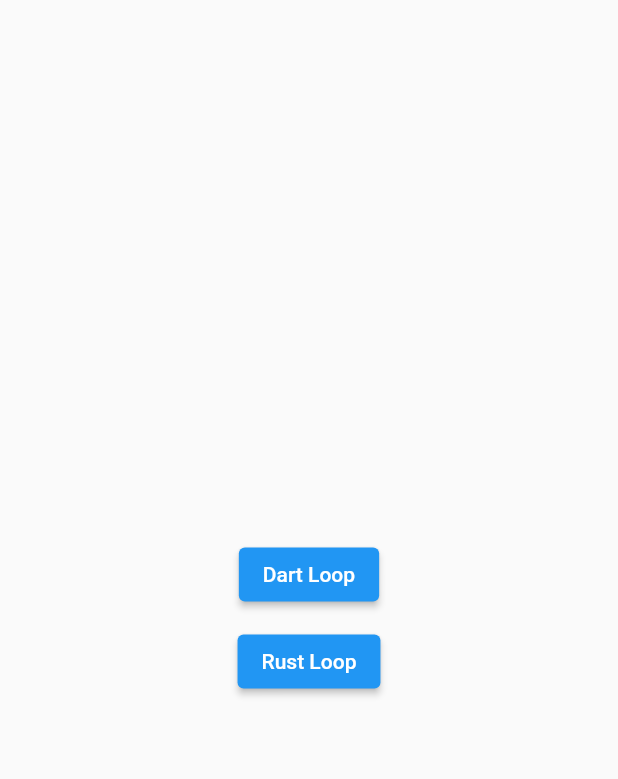
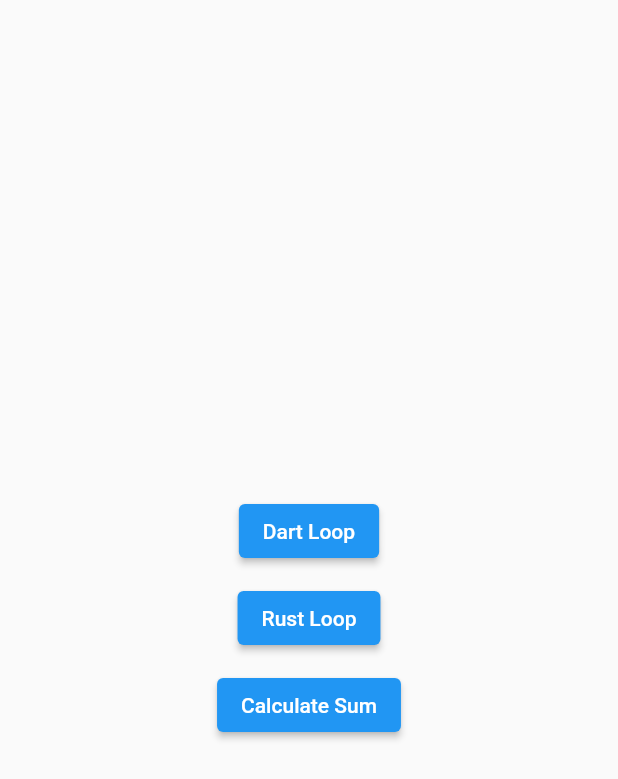
Before and after one commit to blackshadowsoftwareltd/Flutter-Rust-FFI, a Flutter app: the screen it shows after launch, after a tap on "Rust Loop", on a phone screen of 412 x 824 dp. Shown: the top 779 px of the screen. Run offline on Flutter 3.47's test engine with Material 2 defaults, Android fonts, the phone set to English and light mode, and no system bars; missing offline and left inert: dart:ffi.

Commit message:
invoke return type function

```diff
--- a/lib/ffi.dart
+++ b/lib/ffi.dart
@@ -1,20 +1,26 @@
 import 'dart:ffi'; // For FFI
 import 'dart:io'; // For Platform.isX
+
+late DynamicLibrary dynamicLib;
+
+void initDynamicLib() {
+  dynamicLib = Platform.isLinux
+      ? DynamicLibrary.open(
+
+          ///? open dynamic library for linux using .so file path
+          '/home/remon/Flutter/Flutter-Rust-FFI/rust/target/release/librust.so')
+      : DynamicLibrary.process();
+}
 
 typedef PrintSomethingC = Void Function();
 typedef PrintSomethingDart = void Function();
 
-late DynamicLibrary dynamicLib;
-
-void init() {
-  dynamicLib = Platform.isLinux
-      ? DynamicLibrary.open(
-
-          ///? open dynamic library for linux using .so file path
-          '/home/remon/Flutter/flutter_rust_ffi/rust/target/release/librust.so')
-      : DynamicLibrary.process();
-}
-
 final printSomething =
     dynamicLib.lookupFunction<PrintSomethingC, PrintSomethingDart>(
-        'print_something');//? print_something is a function name of rust code.
+        'print_something'); //? print_something is a function name of rust code.
+
+typedef SumTwoNumbersC = Double Function(Double x, Double y);
+typedef SumTwoNumbersDart = double Function(double x, double y);
+
+final sumTwoNumbers = dynamicLib
+    .lookupFunction<SumTwoNumbersC, SumTwoNumbersDart>('sum_two_numbers');
--- a/lib/main.dart
+++ b/lib/main.dart
@@ -2,9 +2,10 @@
 
 import 'package:flutter/material.dart';
 
-import 'ffi.dart' show init, printSomething;
+import 'ffi.dart' show initDynamicLib, printSomething, sumTwoNumbers;
 
 void main() {
+  initDynamicLib();
   runApp(const MaterialApp(
     home: HomeScreen(),
   ));
@@ -31,12 +32,19 @@
           const SizedBox(width: double.infinity, height: 10),
           ElevatedButton(
             onPressed: () {
-              init();
               final start = DateTime.now();
               printSomething();
               log(DateTime.now().difference(start).toString());
             },
             child: const Text('Rust Loop'),
+          ),
+          const SizedBox(width: double.infinity, height: 10),
+          ElevatedButton(
+            onPressed: () {
+              final sum = sumTwoNumbers(10.0, 30.0);
+              log('Sum : $sum');
+            },
+            child: const Text('Calculate Sum'),
           ),
         ],
       ),
```
Also changed, not shown: 1 other file.
